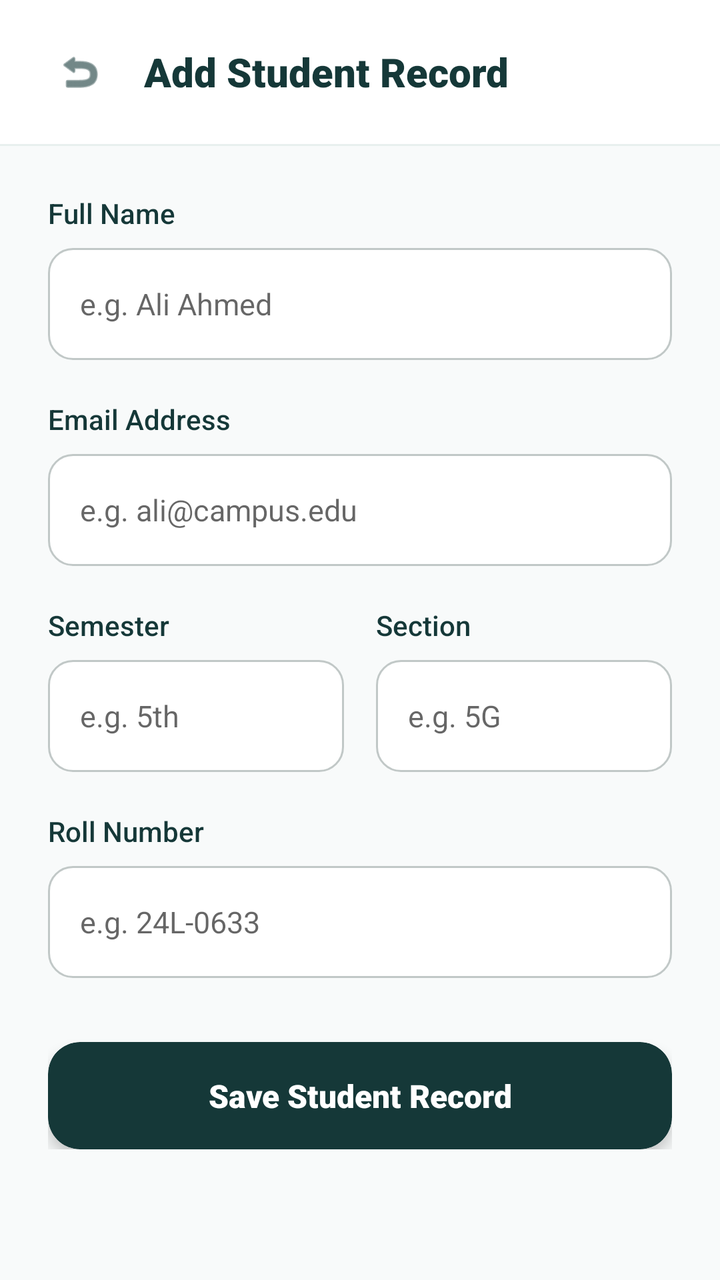
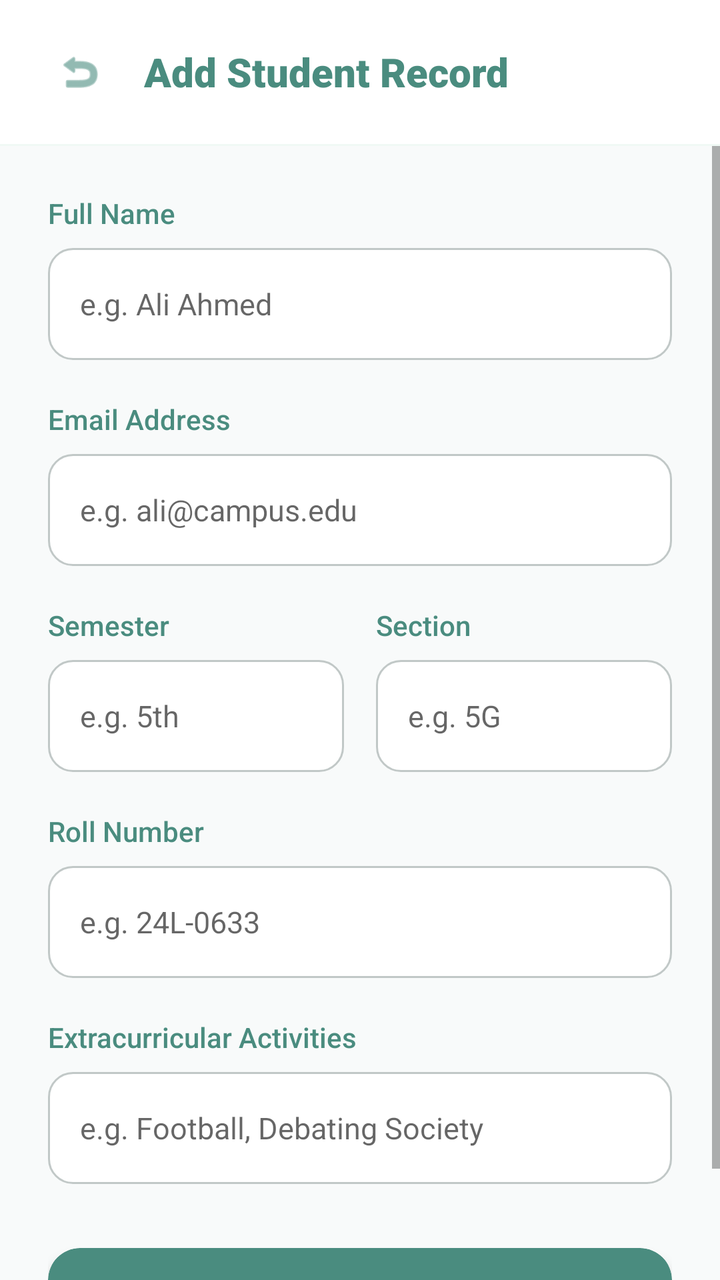

Screens rendered from an Android XML layout before and after an edit, with the pre-edit source and the edit as a unified diff.
<!-- AndroidManifest.xml: application theme Theme.CampusBiome -->
<!-- res/layout/activity_admin_add_student.xml -->
<?xml version="1.0" encoding="utf-8"?>
<LinearLayout xmlns:android="http://schemas.android.com/apk/res/android"
    xmlns:app="http://schemas.android.com/apk/res-auto"
    android:layout_width="match_parent"
    android:layout_height="match_parent"
    android:background="#F8FAFA"
    android:orientation="vertical">

    
    <LinearLayout
        android:layout_width="match_parent"
        android:layout_height="72dp"
        android:background="#FFFFFF"
        android:gravity="center_vertical"
        android:orientation="horizontal"
        android:paddingHorizontal="20dp">

        <ImageView
            android:id="@+id/btnBack"
            android:layout_width="40dp"
            android:layout_height="40dp"
            android:padding="8dp"
            android:background="?attr/selectableItemBackgroundBorderless"
            android:src="@android:drawable/ic_menu_revert"
            app:tint="#153838" />

        <TextView
            android:layout_width="wrap_content"
            android:layout_height="wrap_content"
            android:layout_marginStart="12dp"
            android:fontFamily="sans-serif-black"
            android:text="Add Student Record"
            android:textColor="#153838"
            android:textSize="20sp" />
    </LinearLayout>

    <View
        android:layout_width="match_parent"
        android:layout_height="1dp"
        android:background="#E8F0EE" />

    <ScrollView
        android:layout_width="match_parent"
        android:layout_height="match_parent">

        <LinearLayout
            android:layout_width="match_parent"
            android:layout_height="wrap_content"
            android:orientation="vertical"
            android:padding="24dp">

            <TextView
                android:layout_width="wrap_content"
                android:layout_height="wrap_content"
                android:layout_marginBottom="8dp"
                android:fontFamily="sans-serif-medium"
                android:text="Full Name"
                android:textColor="#153838"
                android:textSize="14sp" />

            <EditText
                android:id="@+id/etName"
                android:layout_width="match_parent"
                android:layout_height="56dp"
                android:layout_marginBottom="20dp"
                android:background="@drawable/bg_input_field"
                android:hint="e.g. Ali Ahmed"
                android:inputType="textPersonName"
                android:paddingHorizontal="16dp"
                android:textColor="#153838"
                android:textSize="15sp" />

            <TextView
                android:layout_width="wrap_content"
                android:layout_height="wrap_content"
                android:layout_marginBottom="8dp"
                android:fontFamily="sans-serif-medium"
                android:text="Email Address"
                android:textColor="#153838"
                android:textSize="14sp" />

            <EditText
                android:id="@+id/etEmail"
                android:layout_width="match_parent"
                android:layout_height="56dp"
                android:layout_marginBottom="20dp"
                android:background="@drawable/bg_input_field"
                android:hint="e.g. ali@campus.edu"
                android:inputType="textEmailAddress"
                android:paddingHorizontal="16dp"
                android:textColor="#153838"
                android:textSize="15sp" />

            <LinearLayout
                android:layout_width="match_parent"
                android:layout_height="wrap_content"
                android:orientation="horizontal"
                android:baselineAligned="false">

                <LinearLayout
                    android:layout_width="0dp"
                    android:layout_height="wrap_content"
                    android:layout_weight="1"
                    android:orientation="vertical"
                    android:layout_marginEnd="8dp">

                    <TextView
                        android:layout_width="wrap_content"
                        android:layout_height="wrap_content"
                        android:layout_marginBottom="8dp"
                        android:fontFamily="sans-serif-medium"
                        android:text="Semester"
                        android:textColor="#153838"
                        android:textSize="14sp" />

                    <EditText
                        android:id="@+id/etSemester"
                        android:layout_width="match_parent"
                        android:layout_height="56dp"
                        android:layout_marginBottom="20dp"
                        android:background="@drawable/bg_input_field"
                        android:hint="e.g. 5th"
                        android:inputType="text"
                        android:paddingHorizontal="16dp"
                        android:textColor="#153838"
                        android:textSize="15sp" />
                </LinearLayout>

                <LinearLayout
                    android:layout_width="0dp"
                    android:layout_height="wrap_content"
                    android:layout_weight="1"
                    android:orientation="vertical"
                    android:layout_marginStart="8dp">

                    <TextView
                        android:layout_width="wrap_content"
                        android:layout_height="wrap_content"
                        android:layout_marginBottom="8dp"
                        android:fontFamily="sans-serif-medium"
                        android:text="Section"
                        android:textColor="#153838"
                        android:textSize="14sp" />

                    <EditText
                        android:id="@+id/etSection"
                        android:layout_width="match_parent"
                        android:layout_height="56dp"
                        android:layout_marginBottom="20dp"
                        android:background="@drawable/bg_input_field"
                        android:hint="e.g. 5G"
                        android:inputType="text"
                        android:paddingHorizontal="16dp"
                        android:textColor="#153838"
                        android:textSize="15sp" />
                </LinearLayout>
            </LinearLayout>

            <TextView
                android:layout_width="wrap_content"
                android:layout_height="wrap_content"
                android:layout_marginBottom="8dp"
                android:fontFamily="sans-serif-medium"
                android:text="Roll Number"
                android:textColor="#153838"
                android:textSize="14sp" />

            <EditText
                android:id="@+id/etRollNo"
                android:layout_width="match_parent"
                android:layout_height="56dp"
                android:layout_marginBottom="32dp"
                android:background="@drawable/bg_input_field"
                android:hint="e.g. 24L-0633"
                android:inputType="text"
                android:paddingHorizontal="16dp"
                android:textColor="#153838"
                android:textSize="15sp" />

            <com.google.android.material.card.MaterialCardView
                android:id="@+id/btnSave"
                android:layout_width="match_parent"
                android:layout_height="wrap_content"
                android:clickable="true"
                android:focusable="true"
                android:foreground="?attr/selectableItemBackground"
                app:cardBackgroundColor="#153838"
                app:cardCornerRadius="16dp"
                app:cardElevation="4dp">
                <TextView
                    android:layout_width="match_parent"
                    android:layout_height="wrap_content"
                    android:gravity="center"
                    android:padding="16dp"
                    android:text="Save Student Record"
                    android:textColor="#FFFFFF"
                    android:textSize="16sp"
                    android:fontFamily="sans-serif-black" />
            </com.google.android.material.card.MaterialCardView>

        </LinearLayout>
    </ScrollView>

</LinearLayout>
<!-- resources referenced by this layout -->
<resources>
  <!-- drawable bg_input_field (drawable) -->
  <?xml version="1.0" encoding="utf-8"?>
  <shape xmlns:android="http://schemas.android.com/apk/res/android">
      <solid android:color="#FFFFFF" />
      <stroke
          android:width="1dp"
          android:color="#C1C8C7" />
      <corners android:radius="12dp" />
  </shape>
  <style name="Theme.CampusBiome" parent="Theme.MaterialComponents.Light.NoActionBar">
          <item name="colorPrimary">@color/primary</item>
          <item name="colorPrimaryDark">@color/primary_dark</item>
          <item name="colorAccent">@color/accent</item>
          <item name="android:windowBackground">@color/background</item>
      </style>
  <color name="primary">#4A8C7F</color>
  <color name="primary_dark">#3A7066</color>
  <color name="accent">#2D6A5E</color>
  <color name="background">#E8F5F2</color>
</resources>

<!-- the commit's change to res/layout/activity_admin_add_student.xml (unified diff, before → after) -->
@@ -22,7 +22,7 @@
             android:padding="8dp"
             android:background="?attr/selectableItemBackgroundBorderless"
             android:src="@android:drawable/ic_menu_revert"
-            app:tint="#153838" />
+            app:tint="@color/primary" />
 
         <TextView
             android:layout_width="wrap_content"
@@ -30,14 +30,14 @@
             android:layout_marginStart="12dp"
             android:fontFamily="sans-serif-black"
             android:text="Add Student Record"
-            android:textColor="#153838"
+            android:textColor="@color/primary"
             android:textSize="20sp" />
     </LinearLayout>
 
     <View
         android:layout_width="match_parent"
         android:layout_height="1dp"
-        android:background="#E8F0EE" />
+        android:background="#F0F9F5" />
 
     <ScrollView
         android:layout_width="match_parent"
@@ -55,7 +55,7 @@
                 android:layout_marginBottom="8dp"
                 android:fontFamily="sans-serif-medium"
                 android:text="Full Name"
-                android:textColor="#153838"
+                android:textColor="@color/primary"
                 android:textSize="14sp" />
 
             <EditText
@@ -67,7 +67,7 @@
                 android:hint="e.g. Ali Ahmed"
                 android:inputType="textPersonName"
                 android:paddingHorizontal="16dp"
-                android:textColor="#153838"
+                android:textColor="@color/text_primary"
                 android:textSize="15sp" />
 
             <TextView
@@ -76,7 +76,7 @@
                 android:layout_marginBottom="8dp"
                 android:fontFamily="sans-serif-medium"
                 android:text="Email Address"
-                android:textColor="#153838"
+                android:textColor="@color/primary"
                 android:textSize="14sp" />
 
             <EditText
@@ -88,7 +88,7 @@
                 android:hint="e.g. ali@campus.edu"
                 android:inputType="textEmailAddress"
                 android:paddingHorizontal="16dp"
-                android:textColor="#153838"
+                android:textColor="@color/text_primary"
                 android:textSize="15sp" />
 
             <LinearLayout
@@ -110,7 +110,7 @@
                         android:layout_marginBottom="8dp"
                         android:fontFamily="sans-serif-medium"
                         android:text="Semester"
-                        android:textColor="#153838"
+                        android:textColor="@color/primary"
                         android:textSize="14sp" />
 
                     <EditText
@@ -122,7 +122,7 @@
                         android:hint="e.g. 5th"
                         android:inputType="text"
                         android:paddingHorizontal="16dp"
-                        android:textColor="#153838"
+                        android:textColor="@color/text_primary"
                         android:textSize="15sp" />
                 </LinearLayout>
 
@@ -139,7 +139,7 @@
                         android:layout_marginBottom="8dp"
                         android:fontFamily="sans-serif-medium"
                         android:text="Section"
-                        android:textColor="#153838"
+                        android:textColor="@color/primary"
                         android:textSize="14sp" />
 
                     <EditText
@@ -151,7 +151,7 @@
                         android:hint="e.g. 5G"
                         android:inputType="text"
                         android:paddingHorizontal="16dp"
-                        android:textColor="#153838"
+                        android:textColor="@color/text_primary"
                         android:textSize="15sp" />
                 </LinearLayout>
             </LinearLayout>
@@ -162,19 +162,40 @@
                 android:layout_marginBottom="8dp"
                 android:fontFamily="sans-serif-medium"
                 android:text="Roll Number"
-                android:textColor="#153838"
+                android:textColor="@color/primary"
                 android:textSize="14sp" />
 
             <EditText
                 android:id="@+id/etRollNo"
                 android:layout_width="match_parent"
                 android:layout_height="56dp"
-                android:layout_marginBottom="32dp"
+                android:layout_marginBottom="20dp"
                 android:background="@drawable/bg_input_field"
                 android:hint="e.g. 24L-0633"
                 android:inputType="text"
                 android:paddingHorizontal="16dp"
-                android:textColor="#153838"
+                android:textColor="@color/text_primary"
+                android:textSize="15sp" />
+
+            <TextView
+                android:layout_width="wrap_content"
+                android:layout_height="wrap_content"
+                android:layout_marginBottom="8dp"
+                android:fontFamily="sans-serif-medium"
+                android:text="Extracurricular Activities"
+                android:textColor="@color/primary"
+                android:textSize="14sp" />
+
+            <EditText
+                android:id="@+id/etExtracurricular"
+                android:layout_width="match_parent"
+                android:layout_height="56dp"
+                android:layout_marginBottom="32dp"
+                android:background="@drawable/bg_input_field"
+                android:hint="e.g. Football, Debating Society"
+                android:inputType="text"
+                android:paddingHorizontal="16dp"
+                android:textColor="@color/text_primary"
                 android:textSize="15sp" />
 
             <com.google.android.material.card.MaterialCardView
@@ -184,7 +205,7 @@
                 android:clickable="true"
                 android:focusable="true"
                 android:foreground="?attr/selectableItemBackground"
-                app:cardBackgroundColor="#153838"
+                app:cardBackgroundColor="@color/primary"
                 app:cardCornerRadius="16dp"
                 app:cardElevation="4dp">
                 <TextView
<!-- resource entries referenced after the edit -->
@@ -16,6 +16,7 @@
           <item name="android:windowBackground">@color/background</item>
       </style>
   <color name="primary">#4A8C7F</color>
+  <color name="text_primary">#1A2E2A</color>
   <color name="primary_dark">#3A7066</color>
   <color name="accent">#2D6A5E</color>
   <color name="background">#E8F5F2</color>
